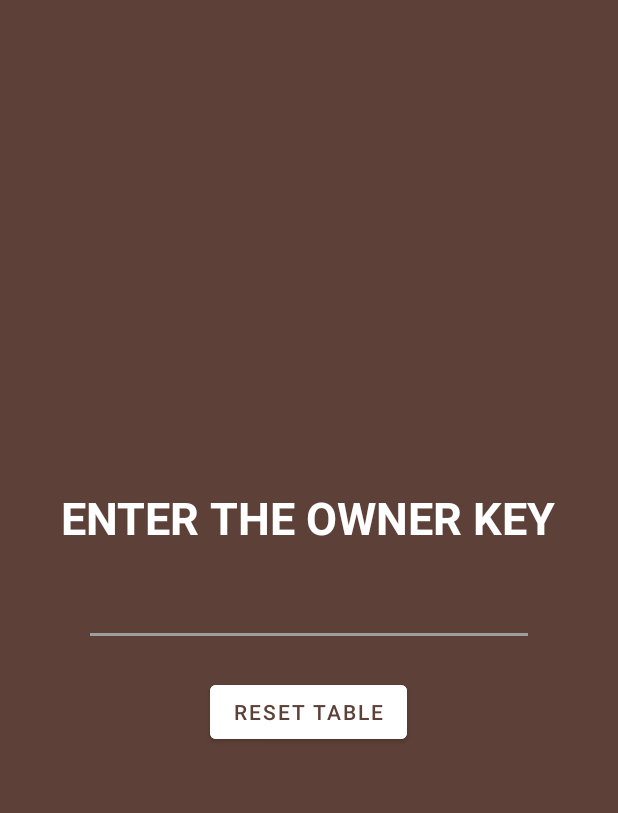
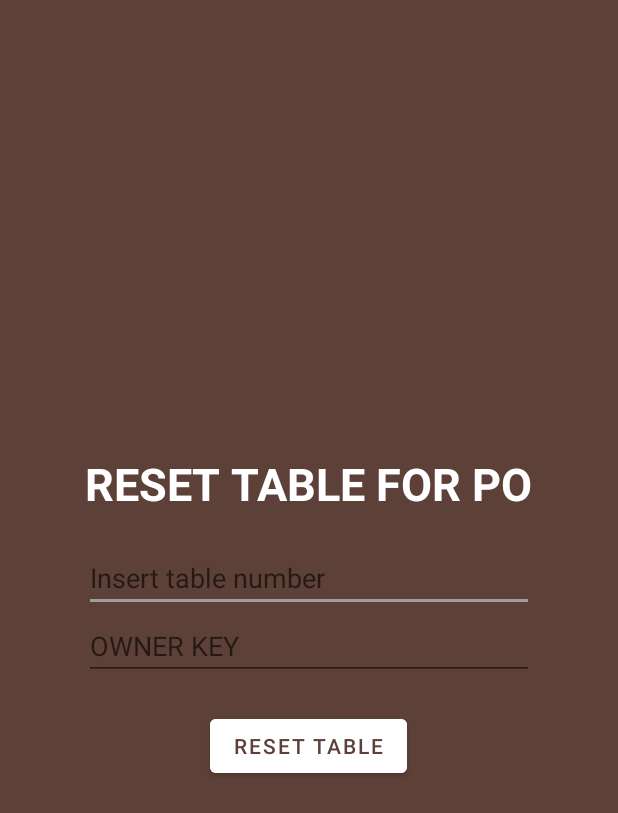
Before and after one commit to ThanhSangNguyen173/ShoppingPay, an Android app: the OwnerActivity screen opened directly, with no data from a screen before it, on a phone screen of 412 x 824 dp. Shown: the top 813 px of the screen. Run offline under Robolectric (Android 15) with nearby library versions, the phone set to English and light mode, and no system bars; our stand-ins replace Firebase (no records; nobody signed in at launch, a user with empty details on screens opened directly).

Commit message:
edit PO setting

```diff
--- a/app/src/main/res/layout/activity_owner.xml
+++ b/app/src/main/res/layout/activity_owner.xml
@@ -11,12 +11,21 @@
     <TextView
         android:layout_width="wrap_content"
         android:layout_height="wrap_content"
-        android:text="ENTER THE OWNER KEY"
+        android:text="Reset table for PO"
+        android:textAllCaps="true"
         android:textColor="@color/TEXT_ICONS"
         android:textStyle="bold"
         android:textSize="30dp"/>
     <EditText
+        android:hint="Insert table number"
         android:layout_marginTop="20dp"
+        android:layout_width="300dp"
+        android:maxLines="1"
+        android:inputType="text"
+        android:layout_height="wrap_content"
+        android:id="@+id/edt_tablenumber"/>
+    <EditText
+        android:hint="OWNER KEY"
         android:layout_width="300dp"
         android:layout_height="wrap_content"
         android:inputType="numberPassword"
```
Also changed, not shown: app/src/main/java/com/example/shoppingpay/views/activity/OwnerActivity.java (+58 -11 lines), app/src/main/res/anim/zoom.xml (deleted, +0 -14 lines).
